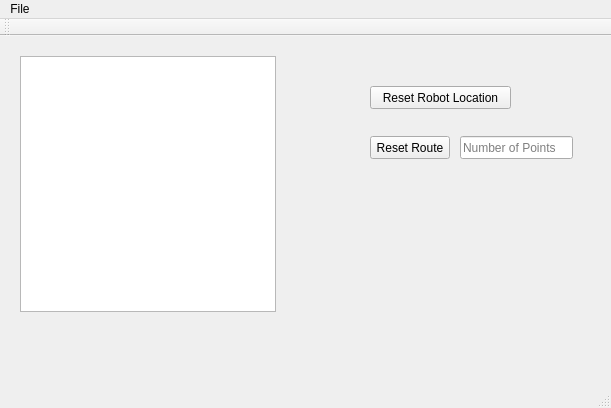
First picture: the form in LineFollowerSimulator/mainwindow.ui, repository HALtheWise/POE-lab3, before the edit.
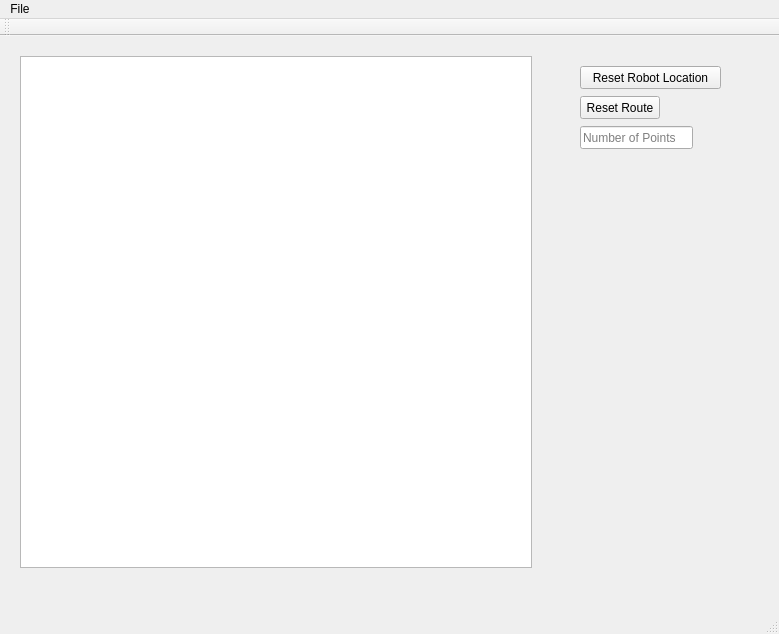
Second picture: the form after the edit.

Patch:
```diff
--- a/LineFollowerSimulator/mainwindow.ui
+++ b/LineFollowerSimulator/mainwindow.ui
@@ -6,8 +6,8 @@
    <rect>
     <x>0</x>
     <y>0</y>
-    <width>611</width>
-    <height>408</height>
+    <width>779</width>
+    <height>634</height>
    </rect>
   </property>
   <property name="windowTitle">
@@ -19,16 +19,33 @@
      <rect>
       <x>20</x>
       <y>20</y>
-      <width>256</width>
-      <height>256</height>
+      <width>512</width>
+      <height>512</height>
      </rect>
     </property>
+    <property name="verticalScrollBarPolicy">
+     <enum>Qt::ScrollBarAlwaysOff</enum>
+    </property>
+    <property name="horizontalScrollBarPolicy">
+     <enum>Qt::ScrollBarAlwaysOff</enum>
+    </property>
+    <property name="sceneRect">
+     <rectf>
+      <x>0.000000000000000</x>
+      <y>0.000000000000000</y>
+      <width>512.000000000000000</width>
+      <height>512.000000000000000</height>
+     </rectf>
+    </property>
+    <property name="viewportUpdateMode">
+     <enum>QGraphicsView::FullViewportUpdate</enum>
+    </property>
    </widget>
    <widget class="QPushButton" name="resetRobotBtn">
     <property name="geometry">
      <rect>
-      <x>370</x>
-      <y>50</y>
+      <x>580</x>
+      <y>30</y>
       <width>141</width>
       <height>23</height>
      </rect>
@@ -40,8 +57,8 @@
    <widget class="QPushButton" name="resetRouteBtn">
     <property name="geometry">
      <rect>
-      <x>370</x>
-      <y>100</y>
+      <x>580</x>
+      <y>60</y>
       <width>80</width>
       <height>23</height>
      </rect>
@@ -53,8 +70,8 @@
    <widget class="QLineEdit" name="routePointsEdit">
     <property name="geometry">
      <rect>
-      <x>460</x>
-      <y>100</y>
+      <x>580</x>
+      <y>90</y>
       <width>113</width>
       <height>23</height>
      </rect>
@@ -75,7 +92,7 @@
     <rect>
      <x>0</x>
      <y>0</y>
-     <width>611</width>
+     <width>779</width>
      <height>20</height>
     </rect>
    </property>
```
